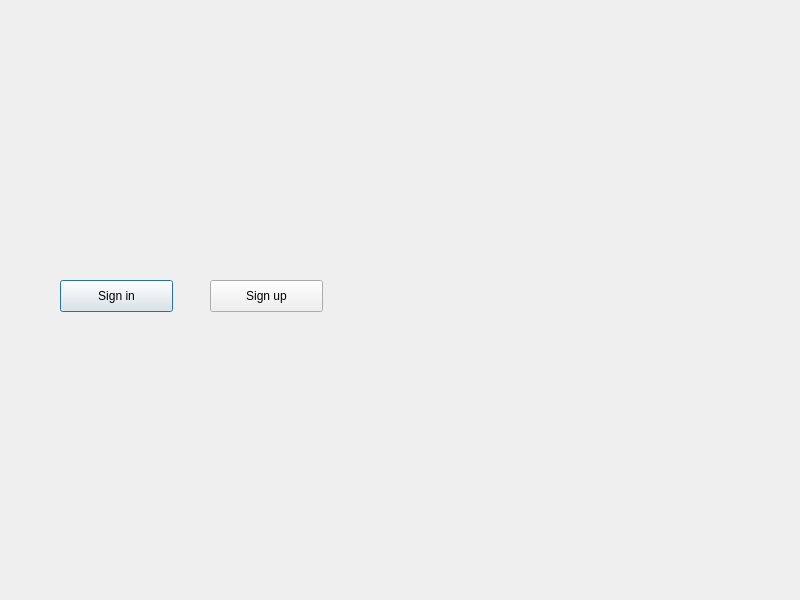
Qt form chatclient/client/dialog.ui (Radicas/ChatRoomByCpp11) before a commit.
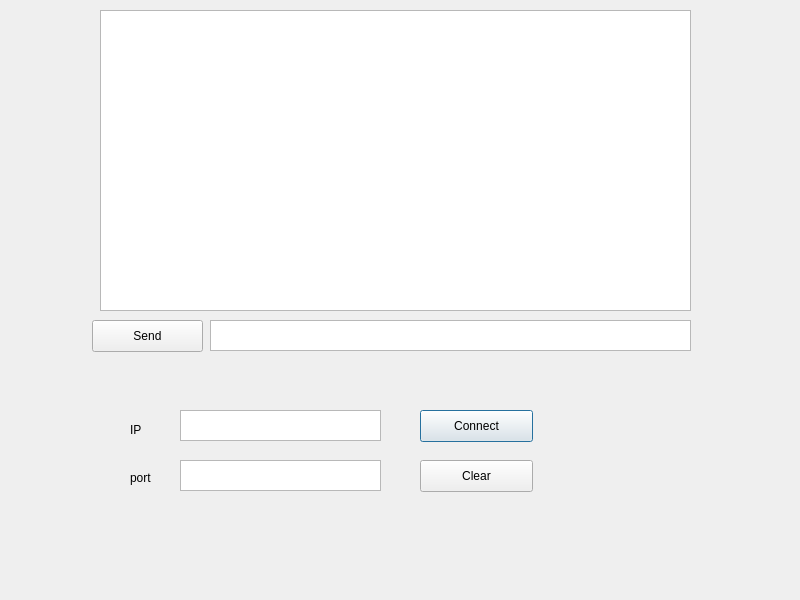
The same form after that commit.

Diff of the .ui file:
```diff
--- a/chatclient/client/dialog.ui
+++ b/chatclient/client/dialog.ui
@@ -16,27 +16,106 @@
   <widget class="QPushButton" name="pushButton">
    <property name="geometry">
     <rect>
-     <x>60</x>
-     <y>280</y>
+     <x>420</x>
+     <y>410</y>
      <width>113</width>
      <height>32</height>
     </rect>
    </property>
    <property name="text">
-    <string>Sign in</string>
+    <string>Connect</string>
    </property>
   </widget>
-  <widget class="QPushButton" name="pushButton_2">
+  <widget class="QTextBrowser" name="textBrowser">
+   <property name="geometry">
+    <rect>
+     <x>100</x>
+     <y>10</y>
+     <width>591</width>
+     <height>301</height>
+    </rect>
+   </property>
+  </widget>
+  <widget class="QTextEdit" name="ip">
+   <property name="geometry">
+    <rect>
+     <x>180</x>
+     <y>410</y>
+     <width>201</width>
+     <height>31</height>
+    </rect>
+   </property>
+  </widget>
+  <widget class="QLabel" name="label_1">
+   <property name="geometry">
+    <rect>
+     <x>130</x>
+     <y>420</y>
+     <width>61</width>
+     <height>20</height>
+    </rect>
+   </property>
+   <property name="text">
+    <string>IP</string>
+   </property>
+  </widget>
+  <widget class="QLabel" name="label_2">
+   <property name="geometry">
+    <rect>
+     <x>130</x>
+     <y>470</y>
+     <width>60</width>
+     <height>16</height>
+    </rect>
+   </property>
+   <property name="text">
+    <string>port</string>
+   </property>
+  </widget>
+  <widget class="QTextEdit" name="port">
+   <property name="geometry">
+    <rect>
+     <x>180</x>
+     <y>460</y>
+     <width>201</width>
+     <height>31</height>
+    </rect>
+   </property>
+  </widget>
+  <widget class="QPushButton" name="clear_in">
+   <property name="geometry">
+    <rect>
+     <x>420</x>
+     <y>460</y>
+     <width>113</width>
+     <height>32</height>
+    </rect>
+   </property>
+   <property name="text">
+    <string>Clear</string>
+   </property>
+  </widget>
+  <widget class="QTextEdit" name="textEdit">
    <property name="geometry">
     <rect>
      <x>210</x>
-     <y>280</y>
-     <width>113</width>
+     <y>320</y>
+     <width>481</width>
+     <height>31</height>
+    </rect>
+   </property>
+  </widget>
+  <widget class="QPushButton" name="Send">
+   <property name="geometry">
+    <rect>
+     <x>92</x>
+     <y>320</y>
+     <width>111</width>
      <height>32</height>
     </rect>
    </property>
    <property name="text">
-    <string>Sign up</string>
+    <string>Send</string>
    </property>
   </widget>
  </widget>
```
Left out of the diff: 2 changed lines with no effect on the pictures.
